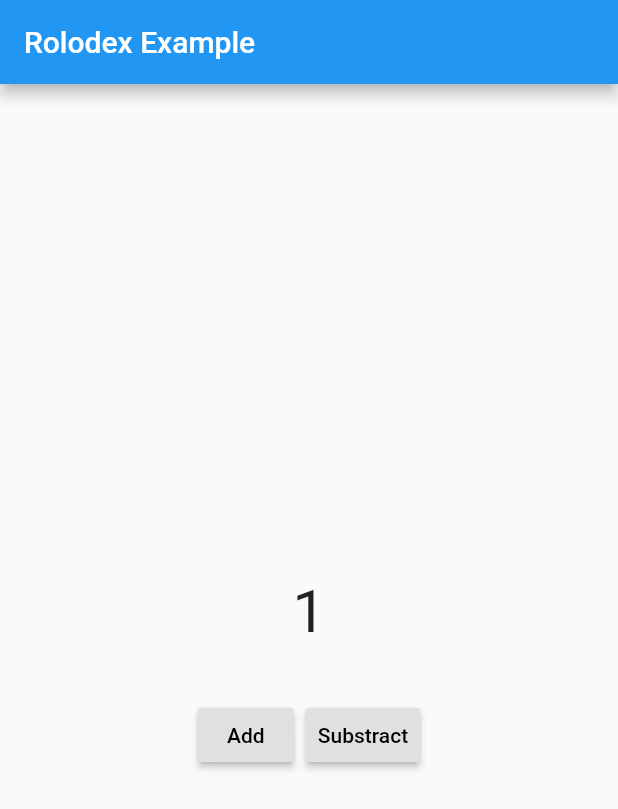
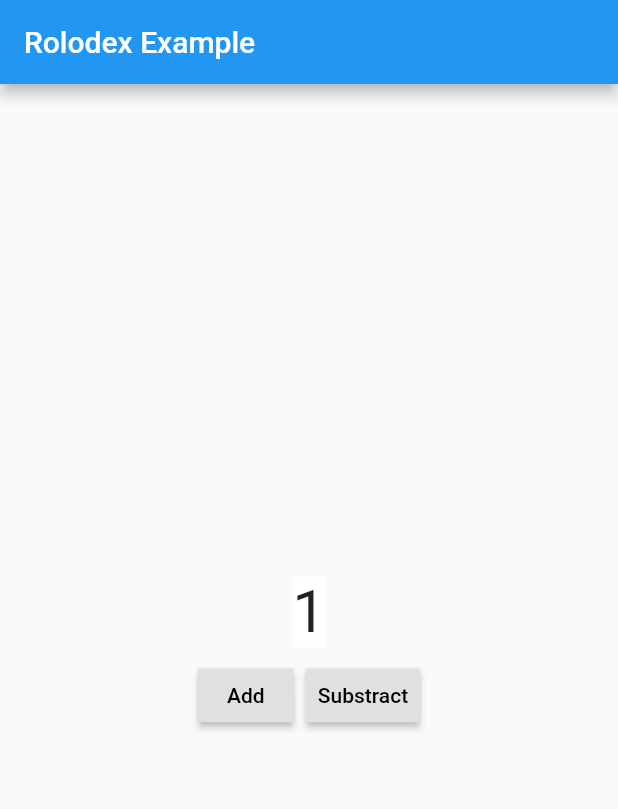
Before and after one commit to aryzhov/flutter-rolodex, a Flutter app: the screen it shows after launch, after a tap on "Add", on a phone screen of 412 x 824 dp. Shown: the top 809 px of the screen. Run offline on Flutter 3.47's test engine with Material 2 defaults, Android fonts, the phone set to English and light mode, and no system bars.

Commit message:
Added theme paramerer alwaysShowBackground

```diff
--- a/example/lib/main.dart
+++ b/example/lib/main.dart
@@ -32,16 +32,14 @@ class _MyAppState extends State<MyApp> {
           crossAxisAlignment: CrossAxisAlignment.center,
           children: <Widget>[
             Rolodex(
+              theme: const RolodexThemeData(
+//                cardColor: Colors.black,
+//                clipBorderRadius: BorderRadius.all(Radius.circular(10)),
+                alwaysShowBackground: true,
+              ),
               value: value,
-              builder: (context) => SizedBox(
-                width: 100,
-                height: 100,
-                child: Center(
-                  child: Padding(
-                    padding: const EdgeInsets.all(20.0),
-                    child: Text("$value", style: TextStyle(fontSize: 40), softWrap: false, overflow: TextOverflow.fade,),
-                  ),
-                ),
+              builder: (context) => Text("$value",
+                style: TextStyle(fontSize: 40)
               ),
             ),
             ButtonBar(
--- a/lib/rolodex.dart
+++ b/lib/rolodex.dart
@@ -1,6 +1,163 @@
 import 'dart:async';
 import 'package:flutter/cupertino.dart';
 import 'package:flutter/material.dart';
+
+class RolodexThemeData {
+  static final RolodexThemeData defaults = RolodexThemeData(
+    cardColor: Color.fromARGB(255, 255, 255, 255),
+    shadowColor: Color.fromARGB(128, 128, 128, 128),
+    alwaysShowBackground: false,
+    maxCards: 3,
+    animationDuration: const Duration(milliseconds: 500),
+    animationCurve: Curves.linear,
+    clipBorderRadius: BorderRadius.zero,
+  );
+
+  static final RolodexThemeData empty = RolodexThemeData();
+
+  // Card color.
+  final Color cardColor;
+
+  // Shadow color.
+  final Color shadowColor;
+
+  // If [true] then card background will be shown even when no cards are in motion
+  final bool alwaysShowBackground;
+
+  // The maximum number of cards in flight, including the bottom card.
+  final int maxCards;
+
+  // The the time it takes for a card to drop.
+  final Duration animationDuration;
+
+  // Animation curve.
+  final Curve animationCurve;
+
+  // Border radius for clip rect.
+  final BorderRadius clipBorderRadius;
+
+  const RolodexThemeData({
+    this.cardColor,
+    this.shadowColor,
+    this.alwaysShowBackground,
+    this.maxCards,
+    this.animationDuration,
+    this.animationCurve,
+    this.clipBorderRadius,
+
+  });
+
+  static RolodexThemeData combine(
+      RolodexThemeData theme, RolodexThemeData defaults) {
+    if (defaults == null || defaults.isEmpty()) {
+      return theme ?? empty;
+    } else if (theme == null || theme.isEmpty()) {
+      return defaults ?? empty;
+    } else if (theme.isFull()) {
+      return theme;
+    } else {
+      return RolodexThemeData(
+        cardColor: theme.cardColor ?? defaults.cardColor,
+        shadowColor: theme.shadowColor ?? defaults.shadowColor,
+        alwaysShowBackground: theme.alwaysShowBackground ?? defaults.alwaysShowBackground,
+        maxCards: theme.maxCards ?? defaults.maxCards,
+        animationDuration: theme.animationDuration ?? defaults.animationDuration,
+        animationCurve: theme.animationCurve ?? defaults.animationCurve,
+        clipBorderRadius: theme.clipBorderRadius ?? defaults.clipBorderRadius,
+      );
+    }
+  }
+
+  RolodexThemeData nullIfEmpty() {
+    return isEmpty() ? null : this;
+  }
+
+  bool isEmpty() {
+    return this == empty;
+  }
+
+  bool isFull() {
+    return this.cardColor != null &&
+        this.shadowColor != null &&
+        this.alwaysShowBackground != null &&
+        this.maxCards != null &&
+        this.animationDuration != null &&
+        this.animationCurve != null &&
+        this.clipBorderRadius != null;
+  }
+
+  bool operator ==(dynamic o) {
+    if (identical(this, o)) {
+      return true;
+    } else if (o is RolodexThemeData) {
+      return this.cardColor == o.cardColor &&
+          this.shadowColor == o.shadowColor &&
+          this.maxCards == o.maxCards &&
+          this.alwaysShowBackground == o.alwaysShowBackground &&
+          this.animationDuration == o.animationDuration &&
+          this.animationCurve == o.animationCurve &&
+          this.clipBorderRadius == o.clipBorderRadius;
+    } else {
+      return false;
+    }
+  }
+
+  int get hashCode {
+    return 0; // we don't care
+  }
+
+  static RolodexThemeData of(BuildContext context,
+      {bool rebuildOnChange = true}) {
+    final notifier = rebuildOnChange
+        ? context.dependOnInheritedWidgetOfExactType<_RolodexThemeNotifier>()
+        : context.findAncestorWidgetOfExactType<_RolodexThemeNotifier>();
+    return notifier?.themeData ?? defaults;
+  }
+
+  static RolodexThemeData withDefaults(
+      RolodexThemeData theme, BuildContext context,
+      {bool rebuildOnChange = true}) {
+    if (theme != null && theme.isFull()) {
+      return theme;
+    } else {
+      return combine(
+          combine(theme, of(context, rebuildOnChange: rebuildOnChange)),
+          defaults);
+    }
+  }
+}
+
+class RolodexTheme extends StatelessWidget {
+  final RolodexThemeData data;
+  final Widget child;
+
+  RolodexTheme({@required this.data, @required this.child});
+
+  @override
+  Widget build(BuildContext context) {
+    _RolodexThemeNotifier n =
+    context.dependOnInheritedWidgetOfExactType<_RolodexThemeNotifier>();
+    return _RolodexThemeNotifier(
+      themeData: RolodexThemeData.combine(data, n?.themeData),
+      child: this.child,
+    );
+  }
+}
+
+/// Makes an [ExpandableController] available to the widget subtree.
+/// Useful for making multiple [Expandable] widgets synchronized with a single controller.
+class _RolodexThemeNotifier extends InheritedWidget {
+  final RolodexThemeData themeData;
+
+  _RolodexThemeNotifier({@required this.themeData, @required Widget child})
+      : super(child: child);
+
+  @override
+  bool updateShouldNotify(InheritedWidget oldWidget) {
+    return !(oldWidget is _RolodexThemeNotifier &&
+        oldWidget.themeData == themeData);
+  }
+}
 
 // A comparator that compares comparable values
 int comparableComparator(dynamic a, dynamic b) {
@@ -25,12 +182,12 @@ class _RolodexCard<T> extends StatelessWidget {
       animation: item.animation,
       builder: (context, child) {
         Widget w = item.rolodex.builder(context);
-
-        if(item.direction != 0 || topItem != null) {
+        final theme = item.theme;
+        if(theme.alwaysShowBackground || (item.direction != 0 || topItem != null)) {
           w = DecoratedBox(
             child: w,
             decoration: BoxDecoration(
-              color: Colors.white,
+              color: theme.cardColor,
             ),
             position: DecorationPosition.background,
           );
@@ -43,7 +200,7 @@ class _RolodexCard<T> extends StatelessWidget {
               return DecoratedBox(
                 child: w0,
                 decoration: BoxDecoration(
-                  color: Colors.black26.withOpacity(topItem.animation.value * 0.6),
+                  color: theme.shadowColor.withOpacity(topItem.animation.value),
 //                    color: Colors.black26.withOpacity((1.0 - item.animation.value + topItem.animation.value) * 0.6),
                 ),
                 position: DecorationPosition.foreground,
@@ -52,12 +209,14 @@ class _RolodexCard<T> extends StatelessWidget {
           );
         }
 
-        if(item.direction != 0 || item.animation.value < 1 || (topItem?.animation?.value ?? 1) < 1) {
-          w = ClipRRect(
-            borderRadius: BorderRadius.only(bottomLeft: Radius.circular(10), bottomRight: Radius.circular(10)),
-            child: w,
-            clipBehavior: Clip.antiAlias,
-          );
+        if(theme.clipBorderRadius != BorderRadius.zero) {
+          if(item.direction != 0 || theme.alwaysShowBackground || item.animation.value < 1 || (topItem?.animation?.value ?? 1) < 1) {
+            w = ClipRRect(
+              borderRadius: theme.clipBorderRadius,
+              child: w,
+              clipBehavior: Clip.antiAlias,
+            );
+          }
         }
 
         if(item.direction == 0) {
@@ -83,7 +242,7 @@ class _RolodexItem<T> {
   final int direction;
 
   _RolodexItem(this.key, this.rolodex, this.state, this.direction) {
-    ac = AnimationController(vsync: state, lowerBound: 0, upperBound: 1, duration: const Duration(milliseconds: 500));
+    ac = AnimationController(vsync: state, lowerBound: 0, upperBound: 1, duration: theme.animationDuration);
     animation = ac.drive(CurveTween(curve: Curves.linear));
     if(direction > 0) {
       ac.forward();
@@ -98,6 +257,8 @@ class _RolodexItem<T> {
       }
     });
   }
+
+  RolodexThemeData get theme => state.theme;
 
   T get value => rolodex.value;
 
@@ -114,7 +275,7 @@ class Rolodex<T> extends StatefulWidget {
   final WidgetBuilder builder;
   final T value;
   final Comparator comparator;
-  static final maxItems = 3;
+  final RolodexThemeData theme;
 
   const Rolodex({
     @required
@@ -122,6 +283,7 @@ class Rolodex<T> extends StatefulWidget {
     @required
     this.value,
     this.comparator = comparableComparator,
+    this.theme,
   });
 
   @override
@@ -135,12 +297,11 @@ class _RolodexState<T> extends State<Rolodex<T>> with TickerProviderStateMixin {
   int direction = 1;
   int _nextKey = 0;
   Key get nextKey => ValueKey<int>(_nextKey++);
+  RolodexThemeData theme;
 
   @override
   void initState() {
     super.initState();
-    final card = newItem(widget, 0);
-    items.add(card);
   }
 
   @override
@@ -171,7 +332,7 @@ class _RolodexState<T> extends State<Rolodex<T>> with TickerProviderStateMixin {
             items.add(newItem(firstCard.rolodex, 0));
             items.add(newItem(widget, 1));
           }
-          while(items.length > Rolodex.maxItems) {
+          while(items.length > theme.maxCards) {
             items.removeAt(0)..dispose();
             items[0].ac.value = 1;
           }
@@ -187,17 +348,33 @@ class _RolodexState<T> extends State<Rolodex<T>> with TickerProviderStateMixin {
             items.insert(0, newItem(firstItem.rolodex, -1));
             items.insert(0, newItem(widget, 0));
           }
-          while(items.length > Rolodex.maxItems) {
+          while(items.length > theme.maxCards) {
             items.removeLast()..dispose();
           }
         }
       });
     }
+    theme = RolodexThemeData.withDefaults(widget.theme, context, rebuildOnChange: false);
   }
 
   @override
+  void didChangeDependencies() {
+    super.didChangeDependencies();
+    theme = RolodexThemeData.withDefaults(widget.theme, context, rebuildOnChange: false);
+  }
+
+
+  @override
   Widget build(BuildContext context) {
+
+    if(items.isEmpty) {
+      final card = newItem(widget, 0);
+      items.add(card);
+    }
+
     return Stack(
+      alignment: AlignmentDirectional.topCenter,
+      fit: StackFit.loose,
       children: [
         for(var i = 0; i < items.length; i++)
           _RolodexCard(items[i], i < items.length-1 ? items[i+1]: null)
```
